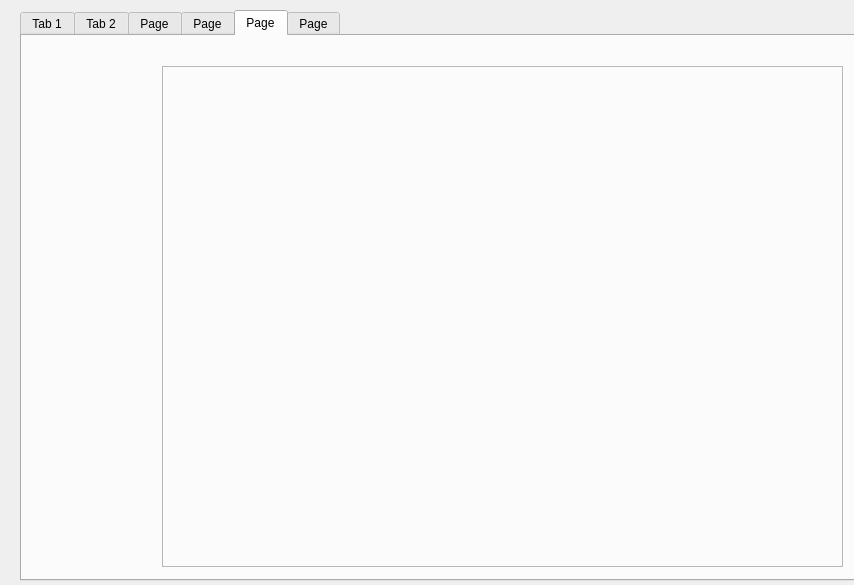
Old version of the form notobviousmethod.ui in the repository N45ING/CW.
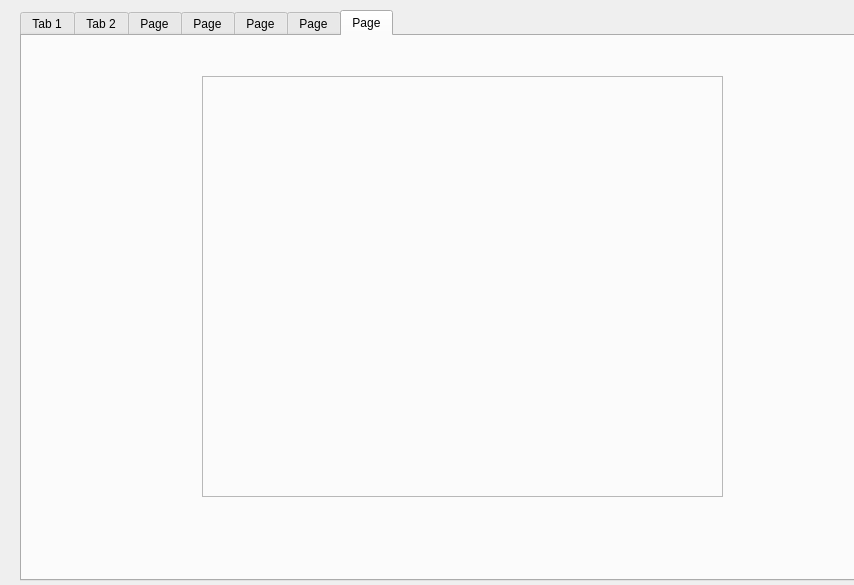
New version of the form.

The edit to the form file:
```diff
--- a/notobviousmethod.ui
+++ b/notobviousmethod.ui
@@ -23,7 +23,7 @@
     </rect>
    </property>
    <property name="currentIndex">
-    <number>4</number>
+    <number>6</number>
    </property>
    <widget class="QWidget" name="tabOne">
     <attribute name="title">
@@ -207,6 +207,27 @@
      </property>
     </widget>
    </widget>
+   <widget class="QWidget" name="tabSeven">
+    <attribute name="title">
+     <string>Page</string>
+    </attribute>
+    <widget class="QFrame" name="graphGridFrame">
+     <property name="geometry">
+      <rect>
+       <x>180</x>
+       <y>40</y>
+       <width>521</width>
+       <height>421</height>
+      </rect>
+     </property>
+     <property name="frameShape">
+      <enum>QFrame::StyledPanel</enum>
+     </property>
+     <property name="frameShadow">
+      <enum>QFrame::Raised</enum>
+     </property>
+    </widget>
+   </widget>
   </widget>
  </widget>
  <resources/>
```
